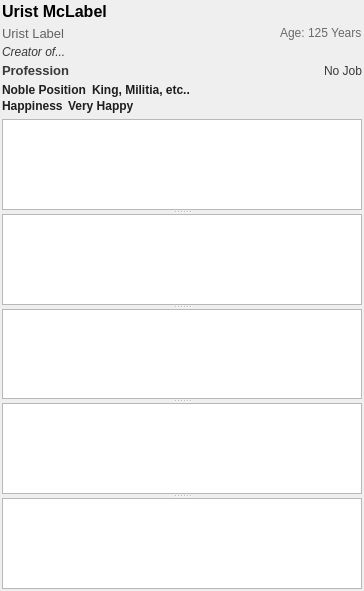
Qt form ui/dwarfdetailswidget.ui (Dwarf-Therapist/Dwarf-Therapist) before a commit.
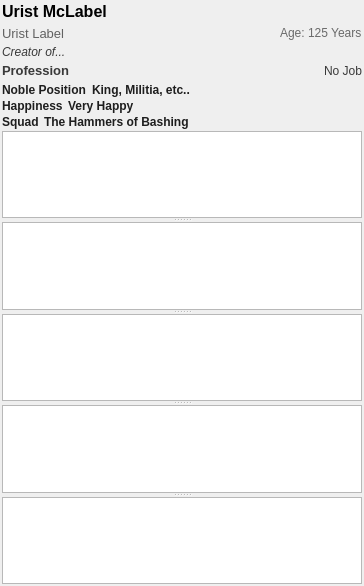
The same form after that commit.

What changed in the file:
```diff
--- a/ui/dwarfdetailswidget.ui
+++ b/ui/dwarfdetailswidget.ui
@@ -7,7 +7,7 @@
     <x>0</x>
     <y>0</y>
     <width>364</width>
-    <height>591</height>
+    <height>586</height>
    </rect>
   </property>
   <property name="windowTitle">
@@ -15,7 +15,7 @@
   </property>
   <layout class="QVBoxLayout" name="verticalLayout_2">
    <property name="spacing">
-    <number>6</number>
+    <number>2</number>
    </property>
    <property name="margin">
     <number>2</number>
@@ -627,6 +627,119 @@
        </item>
       </layout>
      </item>
+     <item>
+      <layout class="QHBoxLayout" name="hLayoutSquad">
+       <item>
+        <widget class="QLabel" name="lbl_squad">
+         <property name="palette">
+          <palette>
+           <active>
+            <colorrole role="WindowText">
+             <brush brushstyle="SolidPattern">
+              <color alpha="255">
+               <red>30</red>
+               <green>30</green>
+               <blue>30</blue>
+              </color>
+             </brush>
+            </colorrole>
+           </active>
+           <inactive>
+            <colorrole role="WindowText">
+             <brush brushstyle="SolidPattern">
+              <color alpha="255">
+               <red>30</red>
+               <green>30</green>
+               <blue>30</blue>
+              </color>
+             </brush>
+            </colorrole>
+           </inactive>
+           <disabled>
+            <colorrole role="WindowText">
+             <brush brushstyle="SolidPattern">
+              <color alpha="255">
+               <red>42</red>
+               <green>42</green>
+               <blue>42</blue>
+              </color>
+             </brush>
+            </colorrole>
+           </disabled>
+          </palette>
+         </property>
+         <property name="font">
+          <font>
+           <weight>75</weight>
+           <bold>true</bold>
+          </font>
+         </property>
+         <property name="text">
+          <string>Squad </string>
+         </property>
+        </widget>
+       </item>
+       <item>
+        <widget class="QLabel" name="lbl_squad_name">
+         <property name="sizePolicy">
+          <sizepolicy hsizetype="Expanding" vsizetype="Preferred">
+           <horstretch>0</horstretch>
+           <verstretch>0</verstretch>
+          </sizepolicy>
+         </property>
+         <property name="palette">
+          <palette>
+           <active>
+            <colorrole role="WindowText">
+             <brush brushstyle="SolidPattern">
+              <color alpha="255">
+               <red>30</red>
+               <green>30</green>
+               <blue>30</blue>
+              </color>
+             </brush>
+            </colorrole>
+           </active>
+           <inactive>
+            <colorrole role="WindowText">
+             <brush brushstyle="SolidPattern">
+              <color alpha="255">
+               <red>30</red>
+               <green>30</green>
+               <blue>30</blue>
+              </color>
+             </brush>
+            </colorrole>
+           </inactive>
+           <disabled>
+            <colorrole role="WindowText">
+             <brush brushstyle="SolidPattern">
+              <color alpha="255">
+               <red>42</red>
+               <green>42</green>
+               <blue>42</blue>
+              </color>
+             </brush>
+            </colorrole>
+           </disabled>
+          </palette>
+         </property>
+         <property name="font">
+          <font>
+           <weight>75</weight>
+           <bold>true</bold>
+          </font>
+         </property>
+         <property name="text">
+          <string>The Hammers of Bashing</string>
+         </property>
+         <property name="wordWrap">
+          <bool>true</bool>
+         </property>
+        </widget>
+       </item>
+      </layout>
+     </item>
     </layout>
    </item>
    <item>
```
